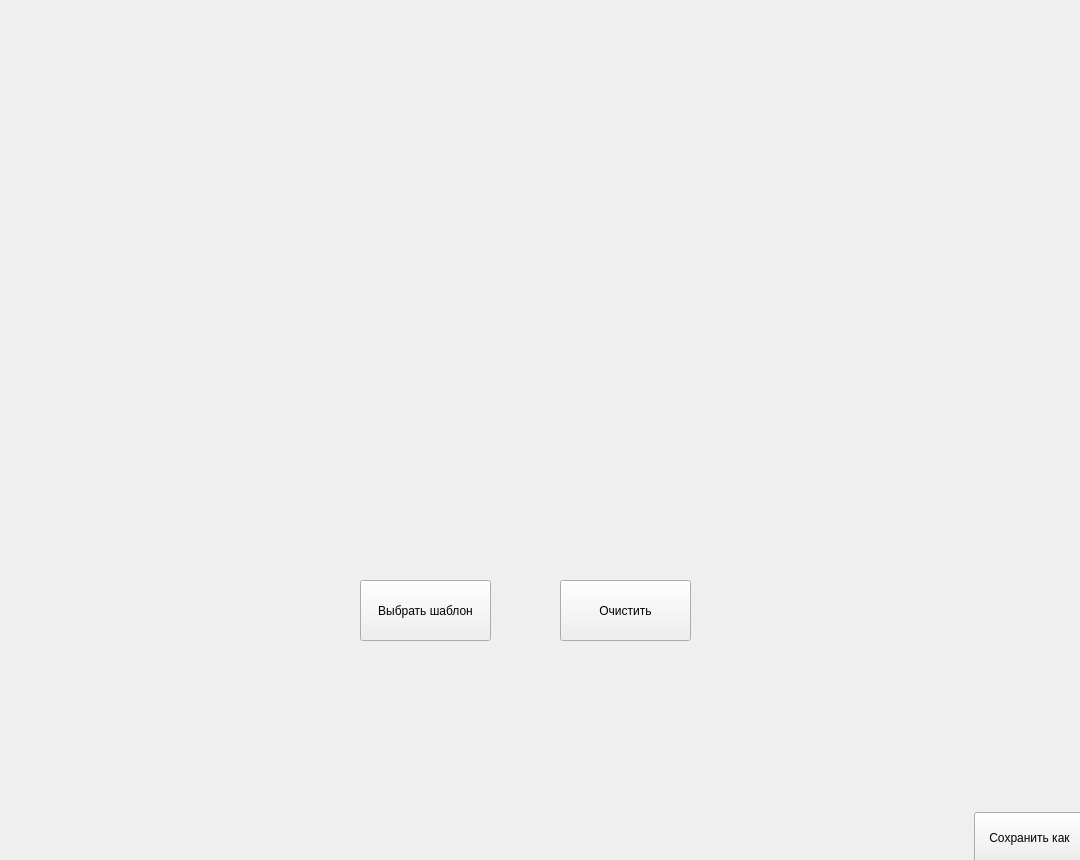
Above: MainScreen.ui from nelttjen/PyQT_project before the change. Below: the same form after it.
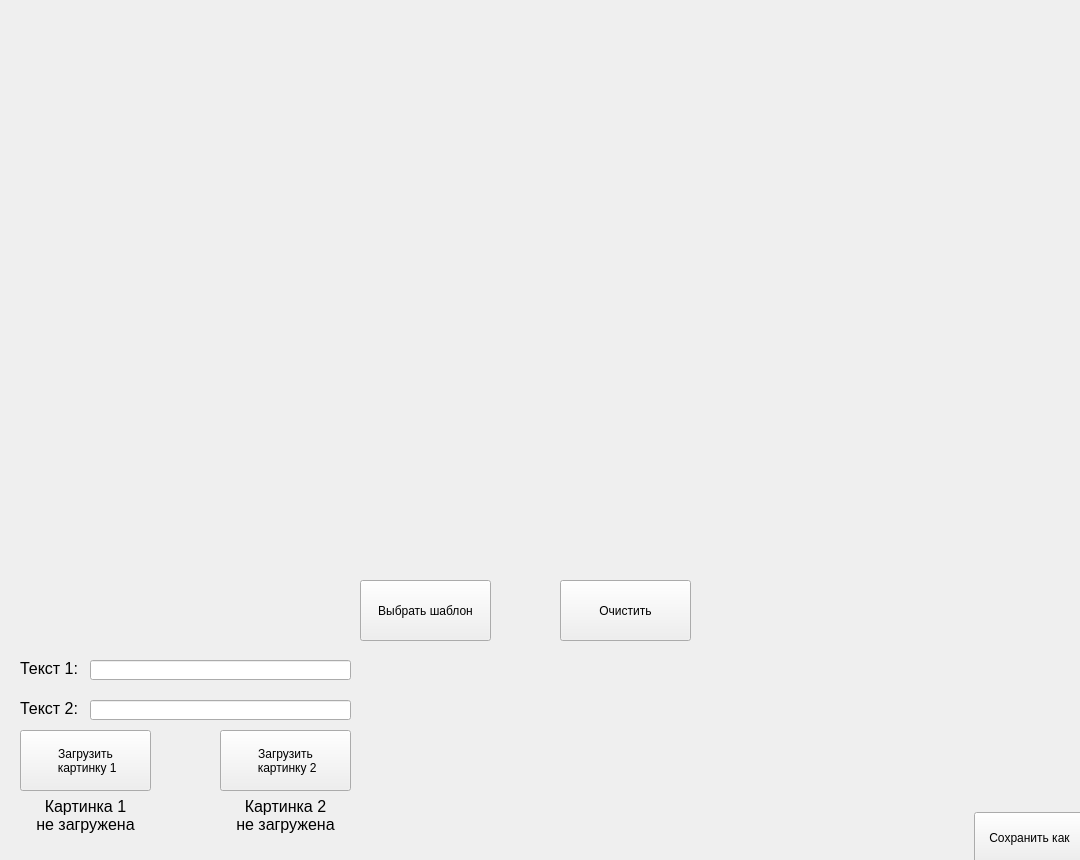
That is the form after the change.

Commit message: update with line edits $ img buttons

What changed in the file:
```diff
--- a/MainScreen.ui
+++ b/MainScreen.ui
@@ -66,6 +66,183 @@
      <string>Очистить</string>
     </property>
    </widget>
+   <widget class="QLabel" name="line1">
+    <property name="geometry">
+     <rect>
+      <x>20</x>
+      <y>660</y>
+      <width>81</width>
+      <height>16</height>
+     </rect>
+    </property>
+    <property name="font">
+     <font>
+      <pointsize>12</pointsize>
+     </font>
+    </property>
+    <property name="layoutDirection">
+     <enum>Qt::LeftToRight</enum>
+    </property>
+    <property name="text">
+     <string>Текст 1:</string>
+    </property>
+   </widget>
+   <widget class="QLabel" name="line2">
+    <property name="geometry">
+     <rect>
+      <x>20</x>
+      <y>700</y>
+      <width>81</width>
+      <height>16</height>
+     </rect>
+    </property>
+    <property name="font">
+     <font>
+      <pointsize>12</pointsize>
+     </font>
+    </property>
+    <property name="text">
+     <string>Текст 2:</string>
+    </property>
+   </widget>
+   <widget class="QLineEdit" name="lineEdit1">
+    <property name="geometry">
+     <rect>
+      <x>90</x>
+      <y>660</y>
+      <width>261</width>
+      <height>20</height>
+     </rect>
+    </property>
+    <property name="font">
+     <font>
+      <pointsize>10</pointsize>
+     </font>
+    </property>
+    <property name="text">
+     <string/>
+    </property>
+    <property name="alignment">
+     <set>Qt::AlignCenter</set>
+    </property>
+    <property name="readOnly">
+     <bool>true</bool>
+    </property>
+   </widget>
+   <widget class="QLineEdit" name="lineEdit2">
+    <property name="geometry">
+     <rect>
+      <x>90</x>
+      <y>700</y>
+      <width>261</width>
+      <height>20</height>
+     </rect>
+    </property>
+    <property name="font">
+     <font>
+      <pointsize>10</pointsize>
+     </font>
+    </property>
+    <property name="text">
+     <string/>
+    </property>
+    <property name="alignment">
+     <set>Qt::AlignCenter</set>
+    </property>
+    <property name="readOnly">
+     <bool>true</bool>
+    </property>
+   </widget>
+   <widget class="QPushButton" name="image1">
+    <property name="geometry">
+     <rect>
+      <x>20</x>
+      <y>730</y>
+      <width>131</width>
+      <height>61</height>
+     </rect>
+    </property>
+    <property name="text">
+     <string>Загрузить
+ картинку 1</string>
+    </property>
+    <property name="checkable">
+     <bool>false</bool>
+    </property>
+   </widget>
+   <widget class="QPushButton" name="image2">
+    <property name="geometry">
+     <rect>
+      <x>220</x>
+      <y>730</y>
+      <width>131</width>
+      <height>61</height>
+     </rect>
+    </property>
+    <property name="text">
+     <string>Загрузить
+ картинку 2</string>
+    </property>
+    <property name="checkable">
+     <bool>false</bool>
+    </property>
+    <property name="default">
+     <bool>false</bool>
+    </property>
+    <property name="flat">
+     <bool>false</bool>
+    </property>
+   </widget>
+   <widget class="QLabel" name="image1Info">
+    <property name="geometry">
+     <rect>
+      <x>20</x>
+      <y>790</y>
+      <width>131</width>
+      <height>51</height>
+     </rect>
+    </property>
+    <property name="font">
+     <font>
+      <pointsize>12</pointsize>
+     </font>
+    </property>
+    <property name="layoutDirection">
+     <enum>Qt::LeftToRight</enum>
+    </property>
+    <property name="text">
+     <string>Картинка 1
+не загружена</string>
+    </property>
+    <property name="alignment">
+     <set>Qt::AlignCenter</set>
+    </property>
+   </widget>
+   <widget class="QLabel" name="image2Info">
+    <property name="geometry">
+     <rect>
+      <x>220</x>
+      <y>790</y>
+      <width>131</width>
+      <height>51</height>
+     </rect>
+    </property>
+    <property name="font">
+     <font>
+      <pointsize>12</pointsize>
+     </font>
+    </property>
+    <property name="layoutDirection">
+     <enum>Qt::LeftToRight</enum>
+    </property>
+    <property name="text">
+     <string>Картинка 2
+не загружена</string>
+    </property>
+    <property name="alignment">
+     <set>Qt::AlignCenter</set>
+    </property>
+   </widget>
   </widget>
  </widget>
  <resources/>
```
The commit also changes 4 other files.
